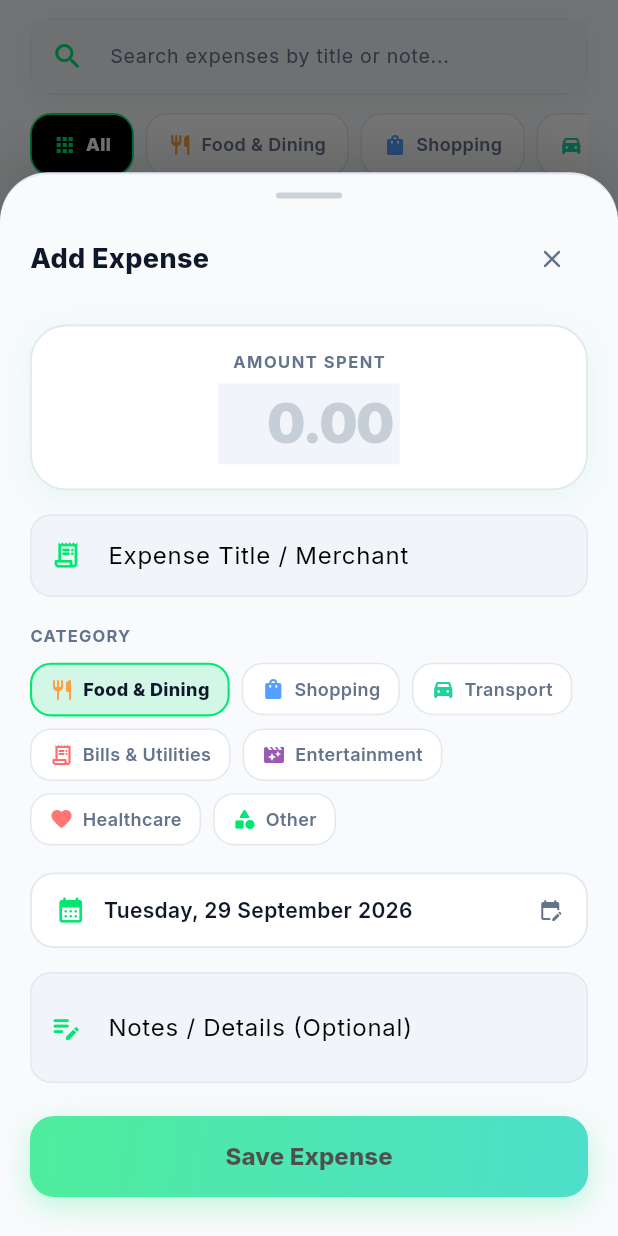
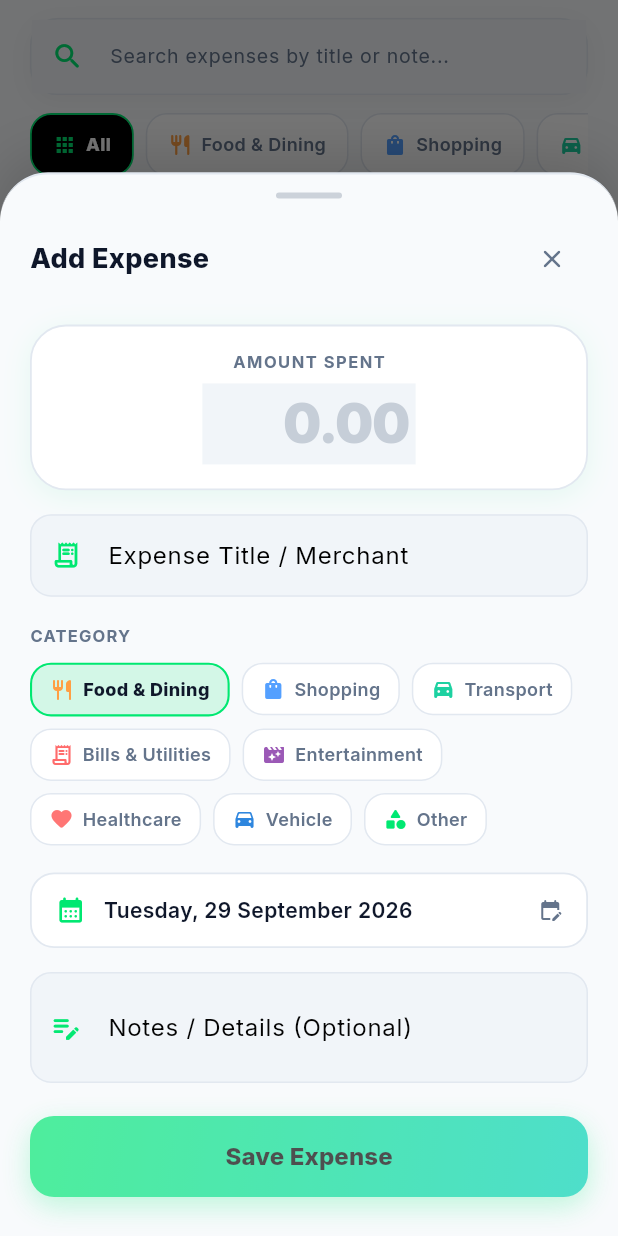
Before and after one commit to Binu0714/Fintra---Expense_Tracker, a Flutter app: the ExpensesScreen screen opened directly, after a tap on the "add" icon, on a phone screen of 412 x 824 dp. Run offline on Flutter 3.47's test engine with Material 3 defaults, Android fonts, the phone set to English and light mode, and no system bars; our stand-ins replace cloud_firestore, firebase_auth, firebase_core, fl_chart, google_fonts; accounts and stored records are empty.

Commit message:
feat(expenses): implement full Firestore CRUD operations with add, edit, and swipe-to-delete support

```diff
--- a/lib/data/models/category_type.dart
+++ b/lib/data/models/category_type.dart
@@ -8,6 +8,7 @@ enum CategoryType {
   bills('Bills & Utilities', Icons.receipt_long_rounded, Color(0xFFFF6B6B)),
   entertainment('Entertainment', Icons.movie_filter_rounded, Color(0xFF9B59B6)),
   health('Healthcare', Icons.favorite_rounded, Color(0xFFFF7675)),
+  vehicle('Vehicle', Icons.directions_car_rounded, Color(0xFF2E86DE)),
   other('Other', Icons.category_rounded, AppColors.primaryMint);
 
   final String label;
--- a/lib/data/models/expense_model.dart
+++ b/lib/data/models/expense_model.dart
@@ -1,3 +1,4 @@
+import 'package:cloud_firestore/cloud_firestore.dart';
 import 'category_type.dart';
 
 class ExpenseModel {
@@ -16,4 +17,31 @@ class ExpenseModel {
     required this.date,
     this.note,
   });
+
+  Map<String, dynamic> toMap() {
+    return {
+      'id': id,
+      'title': title,
+      'amount': amount,
+      'category': category.name,
+      'date': Timestamp.fromDate(date),
+      'note': note,
+      'createdAt': FieldValue.serverTimestamp(),
+    };
+  }
+
+  factory ExpenseModel.fromMap(Map<String, dynamic> map, String docId) {
+    return ExpenseModel(
+      id: docId,
+      title: map['title'] ?? '',
+      amount: (map['amount'] as num?)?.toDouble() ?? 0.0,
+      category: CategoryType.values.firstWhere(
+            (c) => c.name == map['category'],
+        orElse: () => CategoryType.other,
+      ),
+      date: (map['date'] as Timestamp?)?.toDate() ?? DateTime.now(),
+      note: map['note'],
+    );
+  }
+
 }
--- /dev/null
+++ b/lib/data/repositories/expense_repository.dart
@@ -0,0 +1,90 @@
+import 'package:cloud_firestore/cloud_firestore.dart';
+import 'package:firebase_auth/firebase_auth.dart';
+import 'package:flutter/cupertino.dart';
+import '../models/expense_model.dart';
+
+class ExpenseRepository {
+  final FirebaseFirestore _firestore;
+  final FirebaseAuth _auth;
+
+  ExpenseRepository({
+    FirebaseFirestore? firestore,
+    FirebaseAuth? auth,
+  })  : _firestore = firestore ?? FirebaseFirestore.instance,
+        _auth = auth ?? FirebaseAuth.instance;
+
+  String get _userId {
+    final user = _auth.currentUser;
+    if (user == null) throw Exception('User is not authenticated.');
+    return user.uid;
+  }
+
+  // Reference to current user's expenses sub-collection
+  CollectionReference<Map<String, dynamic>> get _expensesCollection =>
+      _firestore.collection('users').doc(_userId).collection('expenses');
+
+  // add user expense
+  Future<void> addExpense(ExpenseModel expense) async {
+    try {
+      debugPrint('➡️ Current User UID: $_userId');
+      final docRef = _expensesCollection.doc();
+      debugPrint('➡️ Writing to path: users/$_userId/expenses/${docRef.id}');
+
+      final newExpense = ExpenseModel(
+        id: docRef.id,
+        title: expense.title,
+        amount: expense.amount,
+        category: expense.category,
+        date: expense.date,
+        note: expense.note,
+      );
+
+      await docRef.set(newExpense.toMap()).timeout(
+        const Duration(seconds: 10),
+        onTimeout: () {
+          throw 'Firestore write timed out. Check your internet connection.';
+        },
+      );
+
+      debugPrint('✅ Document successfully written to Firestore!');
+    } catch (e) {
+      debugPrint('❌ Error in addExpense: $e');
+      throw 'Failed to add expense: $e';
+    }
+  }
+
+  // get all user expenses
+  Stream<List<ExpenseModel>> getExpensesStream() {
+    try {
+      return _expensesCollection
+          .orderBy('date', descending: true)
+          .snapshots()
+          .map((snapshot) {
+        return snapshot.docs.map((doc) {
+          return ExpenseModel.fromMap(doc.data(), doc.id);
+        }).toList();
+      });
+    } catch (e) {
+      throw 'Failed to fetch expenses: $e';
+    }
+  }
+
+  // update user expense
+  Future<void> updateExpense(ExpenseModel expense) async {
+    try {
+      await _expensesCollection.doc(expense.id).update(expense.toMap());
+    } catch (e) {
+      throw 'Failed to update expense: $e';
+    }
+  }
+
+  // delete user expense
+  Future<void> deleteExpense(String expenseId) async {
+    try {
+      await _expensesCollection.doc(expenseId).delete();
+    } catch (e) {
+      throw 'Failed to delete expense: $e';
+    }
+  }
+
+}
--- a/lib/presentation/screens/expenses_screen.dart
+++ b/lib/presentation/screens/expenses_screen.dart
@@ -3,7 +3,9 @@ import '../../core/animations/staggered_slide_fade.dart';
 import '../../core/theme/app_colors.dart';
 import '../../data/models/category_type.dart';
 import '../../data/models/expense_model.dart';
+import '../../data/repositories/expense_repository.dart';
 import '../widgets/common/expense_item_tile.dart';
+import '../widgets/common/fintra_dialog.dart';
 import '../widgets/expenses/category_filter_bar.dart';
 import '../widgets/expenses/date_filter_header.dart';
 import '../widgets/expenses/expense_search_bar.dart';
@@ -19,60 +21,28 @@ class ExpensesScreen extends StatefulWidget {
 
 class _ExpensesScreenState extends State<ExpensesScreen> {
   final TextEditingController _searchController = TextEditingController();
+  final ExpenseRepository _expenseRepository = ExpenseRepository();
+
+  String _searchQuery = '';
   CategoryType? _selectedCategory;
   DateTimeRange? _selectedDateRange;
 
-  // Mock Expense Data
-  final List<ExpenseModel> _allExpenses = [
-    ExpenseModel(
-      id: '1',
-      title: 'Starbucks Caramel Macchiato',
-      amount: 14.50,
-      category: CategoryType.food,
-      date: DateTime.now().subtract(const Duration(hours: 2)),
-    ),
-    ExpenseModel(
-      id: '2',
-      title: 'Nike Air Max 90 Sneakers',
-      amount: 140.00,
-      category: CategoryType.shopping,
-      date: DateTime.now().subtract(const Duration(hours: 6)),
-    ),
-    ExpenseModel(
-      id: '3',
-      title: 'Electricity & Power Utility',
-      amount: 85.20,
-      category: CategoryType.bills,
-      date: DateTime.now().subtract(const Duration(days: 1)),
-    ),
-    ExpenseModel(
-      id: '4',
-      title: 'Uber to International Airport',
-      amount: 32.50,
-      category: CategoryType.transport,
-      date: DateTime.now().subtract(const Duration(days: 2)),
-    ),
-    ExpenseModel(
-      id: '5',
-      title: 'Netflix 4K Ultra Subscription',
-      amount: 19.99,
-      category: CategoryType.entertainment,
-      date: DateTime.now().subtract(const Duration(days: 4)),
-    ),
-  ];
+  @override
+  void dispose() {
+    _searchController.dispose();
+    super.dispose();
+  }
 
-  List<ExpenseModel> get _filteredExpenses {
-    return _allExpenses.where((item) {
-      // 1. Search Query Filter
-      final query = _searchController.text.trim().toLowerCase();
+  // Filter Firestore stream results in memory
+  List<ExpenseModel> _applyFilters(List<ExpenseModel> allExpenses) {
+    return allExpenses.where((item) {
+      final query = _searchQuery.trim().toLowerCase();
       final matchQuery = query.isEmpty ||
           item.title.toLowerCase().contains(query) ||
           (item.note?.toLowerCase().contains(query) ?? false);
 
-      // 2. Category Filter
       final matchCategory = _selectedCategory == null || item.category == _selectedCategory;
 
-      // 3. Date Range Filter
       final matchDate = _selectedDateRange == null ||
           (item.date.isAfter(_selectedDateRange!.start.subtract(const Duration(seconds: 1))) &&
               item.date.isBefore(_selectedDateRange!.end.add(const Duration(days: 1))));
@@ -88,24 +58,36 @@ class _ExpensesScreenState extends State<ExpensesScreen> {
       backgroundColor: Colors.transparent,
       builder: (_) => AddEditExpenseBottomSheet(
         existingExpense: expense,
-        onSave: (savedExpense) {
-          setState(() {
-            final index = _allExpenses.indexWhere((e) => e.id == savedExpense.id);
-            if (index >= 0) {
-              _allExpenses[index] = savedExpense;
-            } else {
-              _allExpenses.insert(0, savedExpense);
-            }
-          });
-        },
       ),
     );
   }
 
+  Future<void> _deleteExpense(ExpenseModel expense) async {
+    try {
+      await _expenseRepository.deleteExpense(expense.id);
+      if (!mounted) return;
+      ScaffoldMessenger.of(context).showSnackBar(
+        SnackBar(
+          content: Text('Deleted "${expense.title}"'),
+          backgroundColor: AppColors.error,
+        ),
+      );
+    } catch (e) {
+      if (!mounted) return;
+      FintraDialog.show(
+        context,
+        type: DialogType.danger,
+        title: 'Delete Failed',
+        message: e.toString(),
+        confirmText: 'Okay',
+        onConfirm: () {},
+      );
+    }
+  }
+
   @override
   Widget build(BuildContext context) {
-    final filteredList = _filteredExpenses;
-    final totalSpent = filteredList.fold(0.0, (sum, item) => sum + item.amount);
+    final isDark = Theme.of(context).brightness == Brightness.dark;
 
     return Scaffold(
       floatingActionButton: FloatingActionButton(
@@ -116,19 +98,68 @@ class _ExpensesScreenState extends State<ExpensesScreen> {
         child: const Icon(Icons.add_rounded, color: AppColors.black, size: 28),
       ),
       body: SafeArea(
+        child: StreamBuilder<List<ExpenseModel>>(
+          stream: _expenseRepository.getExpensesStream(),
+          builder: (context, snapshot) {
+            // 1. Loading State
+            if (snapshot.connectionState == ConnectionState.waiting) {
+              return const Center(
+                child: CircularProgressIndicator(color: AppColors.primaryMint),
+              );
+            }
+
+            // 2. Error State
+            if (snapshot.hasError) {
+              return Center(
+                child: Padding(
+                  padding: const EdgeInsets.all(24.0),
                   child: Column(
+                    mainAxisAlignment: MainAxisAlignment.center,
                     children: [
-            // Filter Controls (Pinned on Top)
+                      const Icon(Icons.error_outline_rounded, color: AppColors.error, size: 48),
+                      const SizedBox(height: 12),
+                      const Text(
+                        'Failed to load expenses',
+                        style: TextStyle(fontWeight: FontWeight.bold, fontSize: 16),
+                      ),
+                      const SizedBox(height: 6),
+                      Text(
+                        snapshot.error.toString(),
+                        textAlign: TextAlign.center,
+                        style: TextStyle(
+                          color: isDark ? AppColors.darkTextSecondary : AppColors.lightTextSecondary,
+                          fontSize: 12,
+                        ),
+                      ),
+                    ],
+                  ),
+                ),
+              );
+            }
+
+            final rawExpenses = snapshot.data ?? [];
+            final filteredList = _applyFilters(rawExpenses);
+            final totalSpent = filteredList.fold(0.0, (sum, item) => sum + item.amount);
+
+            return Column(
+              children: [
+                // Pinned Filter Controls
                 Padding(
                   padding: const EdgeInsets.fromLTRB(20, 12, 20, 0),
                   child: Column(
                     children: [
                       ExpenseSearchBar(
                         controller: _searchController,
-                    onChanged: (_) => setState(() {}),
+                        onChanged: (val) {
+                          setState(() {
+                            _searchQuery = val;
+                          });
+                        },
                         onClear: () {
                           _searchController.clear();
-                      setState(() {});
+                          setState(() {
+                            _searchQuery = '';
+                          });
                         },
                       ),
                       const SizedBox(height: 12),
@@ -158,7 +189,7 @@ class _ExpensesScreenState extends State<ExpensesScreen> {
 
                 const SizedBox(height: 12),
 
-            // Expense Items List or Empty State
+                // Realtime List from Firestore or Empty State
                 Expanded(
                   child: filteredList.isEmpty
                       ? ExpensesEmptyView(
@@ -183,12 +214,7 @@ class _ExpensesScreenState extends State<ExpensesScreen> {
                           child: ExpenseItemTile(
                             expense: expense,
                             onTap: () => _openAddEditSheet(expense),
-                        onDelete: () {
-                          setState(() => _allExpenses.removeWhere((e) => e.id == expense.id));
-                          ScaffoldMessenger.of(context).showSnackBar(
-                            const SnackBar(content: Text('Expense deleted')),
-                          );
-                        },
+                            onDelete: () => _deleteExpense(expense),
                           ),
                         ),
                       );
@@ -196,6 +222,8 @@ class _ExpensesScreenState extends State<ExpensesScreen> {
                   ),
                 ),
               ],
+            );
+          },
         ),
       ),
     );
--- a/lib/presentation/widgets/common/expense_item_tile.dart
+++ b/lib/presentation/widgets/common/expense_item_tile.dart
@@ -92,6 +92,7 @@ class ExpenseItemTile extends StatelessWidget {
               const SizedBox(width: 14),
 
               // 2. Title, Category Pill & Timestamp
+              // 2. Title, Category Pill & Timestamp
               Expanded(
                 child: Column(
                   crossAxisAlignment: CrossAxisAlignment.start,
@@ -107,14 +108,17 @@ class ExpenseItemTile extends StatelessWidget {
                       overflow: TextOverflow.ellipsis,
                     ),
                     const SizedBox(height: 6),
+
+                    // Responsive Subtitle Row that never overflows
                     Row(
                       children: [
                         // Category Tag Pill
-                        Container(
-                          padding: const EdgeInsets.symmetric(horizontal: 8, vertical: 2.5),
+                        Flexible(
+                          child: Container(
+                            padding: const EdgeInsets.symmetric(horizontal: 7, vertical: 2),
                             decoration: BoxDecoration(
                               color: isDark ? AppColors.darkSurfaceVariant : AppColors.lightSurfaceVariant,
-                            borderRadius: BorderRadius.circular(8),
+                              borderRadius: BorderRadius.circular(6),
                             ),
                             child: Text(
                               expense.category.label,
@@ -123,27 +127,29 @@ class ExpenseItemTile extends StatelessWidget {
                                 fontSize: 10,
                                 fontWeight: FontWeight.w700,
                               ),
+                              maxLines: 1,
+                              overflow: TextOverflow.ellipsis,
                             ),
                           ),
-                        const SizedBox(width: 8),
+                        ),
+                        const SizedBox(width: 6),
 
-                        // Date & Time
+                        // Date & Time (will not push beyond bounds)
                         Text(
                           '$dateStr • $timeStr',
                           style: TextStyle(color: textSecondary, fontSize: 11, fontWeight: FontWeight.w500),
                         ),
 
-                        // Note Indicator Dot
+                        // Note Indicator
                         if (expense.note != null && expense.note!.isNotEmpty) ...[
-                          const SizedBox(width: 6),
-                          Icon(Icons.notes_rounded, size: 13, color: textSecondary),
+                          const SizedBox(width: 4),
+                          Icon(Icons.notes_rounded, size: 12, color: textSecondary),
                         ],
                       ],
                     ),
                   ],
                 ),
               ),
-
               const SizedBox(width: 12),
 
               // 3. Amount Badge
--- a/lib/presentation/widgets/expenses/expense_search_bar.dart
+++ b/lib/presentation/widgets/expenses/expense_search_bar.dart
@@ -1,7 +1,7 @@
 import 'package:flutter/material.dart';
 import '../../../core/theme/app_colors.dart';
 
-class ExpenseSearchBar extends StatelessWidget {
+class ExpenseSearchBar extends StatefulWidget {
   final TextEditingController controller;
   final ValueChanged<String> onChanged;
   final VoidCallback onClear;
@@ -12,6 +12,19 @@ class ExpenseSearchBar extends StatelessWidget {
     required this.onChanged,
     required this.onClear,
   });
+
+  @override
+  State<ExpenseSearchBar> createState() => _ExpenseSearchBarState();
+}
+
+class _ExpenseSearchBarState extends State<ExpenseSearchBar> {
+  final FocusNode _focusNode = FocusNode();
+
+  @override
+  void dispose() {
+    _focusNode.dispose();
+    super.dispose();
+  }
 
   @override
   Widget build(BuildContext context) {
@@ -35,17 +48,21 @@ class ExpenseSearchBar extends StatelessWidget {
         ],
       ),
       child: TextField(
-        controller: controller,
-        onChanged: onChanged,
+        controller: widget.controller,
+        focusNode: _focusNode,
+        onChanged: widget.onChanged,
         style: TextStyle(color: textPrimary, fontSize: 14),
         decoration: InputDecoration(
           hintText: 'Search expenses by title or note...',
           hintStyle: TextStyle(color: textSecondary, fontSize: 13),
           prefixIcon: const Icon(Icons.search_rounded, color: AppColors.primaryMint, size: 22),
-          suffixIcon: controller.text.isNotEmpty
+          suffixIcon: widget.controller.text.isNotEmpty
               ? IconButton(
             icon: Icon(Icons.close_rounded, color: textSecondary, size: 18),
-            onPressed: onClear,
+            onPressed: () {
+              widget.onClear();
+              _focusNode.unfocus();
+            },
           )
               : null,
           border: InputBorder.none,
```
Also changed, not shown: lib/presentation/screens/add_edit_expense_bottom_sheet.dart (+59 -8 lines). Lines whose indentation alone changed are shown as unchanged.
